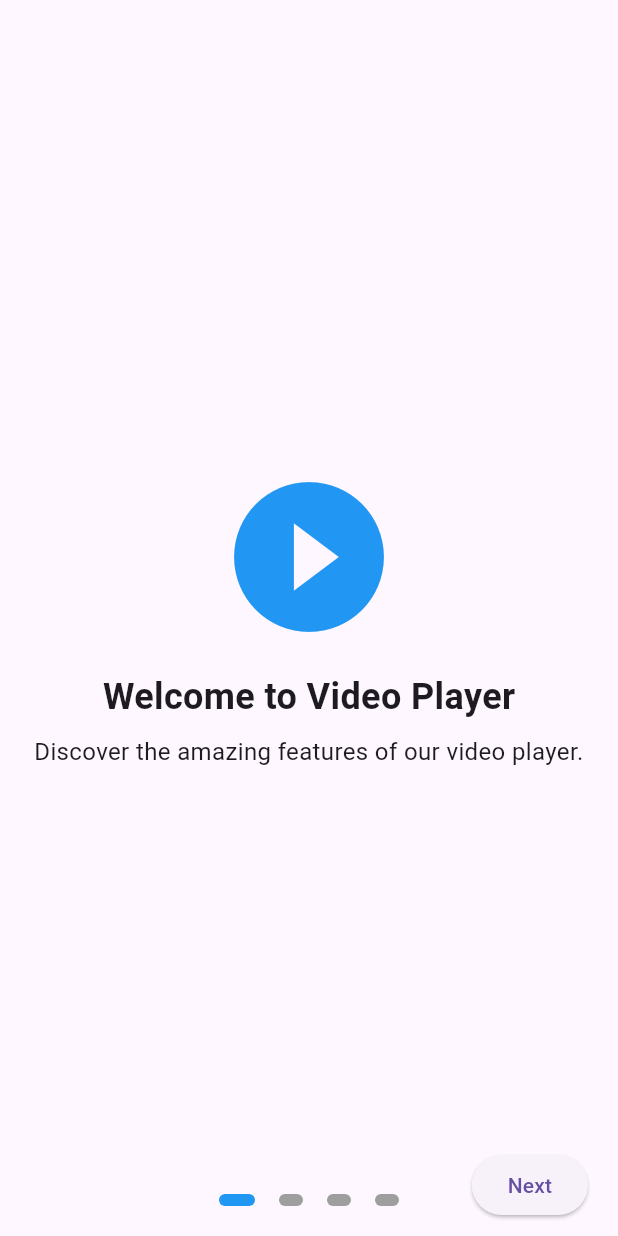
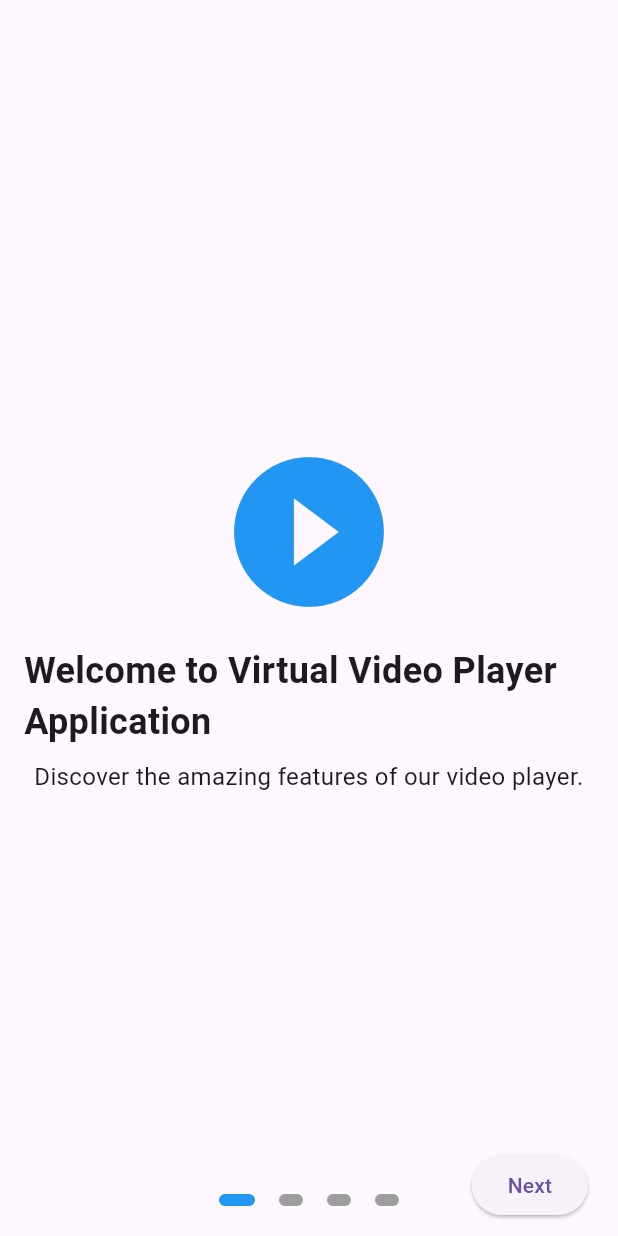
Before and after one commit to imtiazmehmood/VVPA, a Flutter app: the screen it shows after launch, on a phone screen of 412 x 824 dp. Run offline on Flutter 3.47's test engine with Material 3 defaults, Android fonts, the phone set to English and light mode, and no system bars; our stand-ins replace animated_splash_screen, chewie, shared_preferences, video_player; missing offline and left inert: flutter_storage_path, video_compress.

Commit message:
minor changes

```diff
--- a/lib/pages/splash.dart
+++ b/lib/pages/splash.dart
@@ -28,7 +28,7 @@
           crossAxisAlignment: CrossAxisAlignment.center,
           children: [
             Text(
-              'VVPlayer',
+              'Virtual Video Player Application',
               style: TextStyle(fontSize: 18, fontWeight: FontWeight.bold),
             ),
           ],
--- a/lib/pages/tour.dart
+++ b/lib/pages/tour.dart
@@ -16,7 +16,7 @@
 
   List<TourStep> tourSteps = [
     TourStep(
-      title: "Welcome to Video Player",
+      title: "Welcome to Virtual Video Player Application",
       description: "Discover the amazing features of our video player.",
       image: Icons.play_circle_filled,
     ),
```
